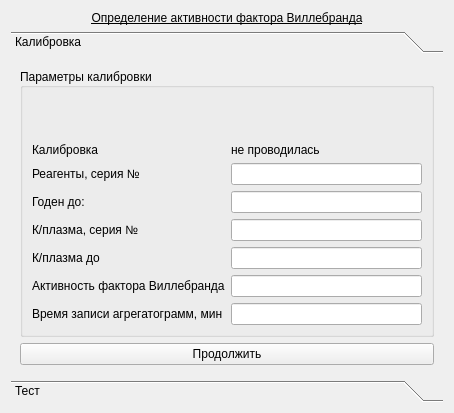
This is choisedialog/agr2.ui in krang4d/Agrekola as Qt 5 draws it before an edit. The edited form follows.
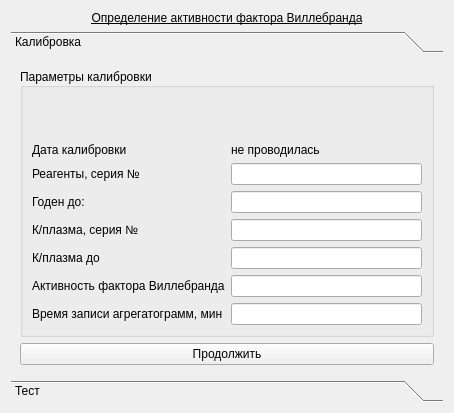
This is the edited form. The open tabs and pages were chosen to show the change. Custom widgets are drawn as their Qt base class.

The edit to the form file:
```diff
--- a/choisedialog/agr2.ui
+++ b/choisedialog/agr2.ui
@@ -67,7 +67,7 @@
           <item row="1" column="0">
            <widget class="QLabel" name="label_1">
             <property name="text">
-             <string>Калибровка</string>
+             <string>Дата калибровки</string>
             </property>
            </widget>
           </item>
```
Left out of the diff: 2 changed lines with no effect on the pictures.
